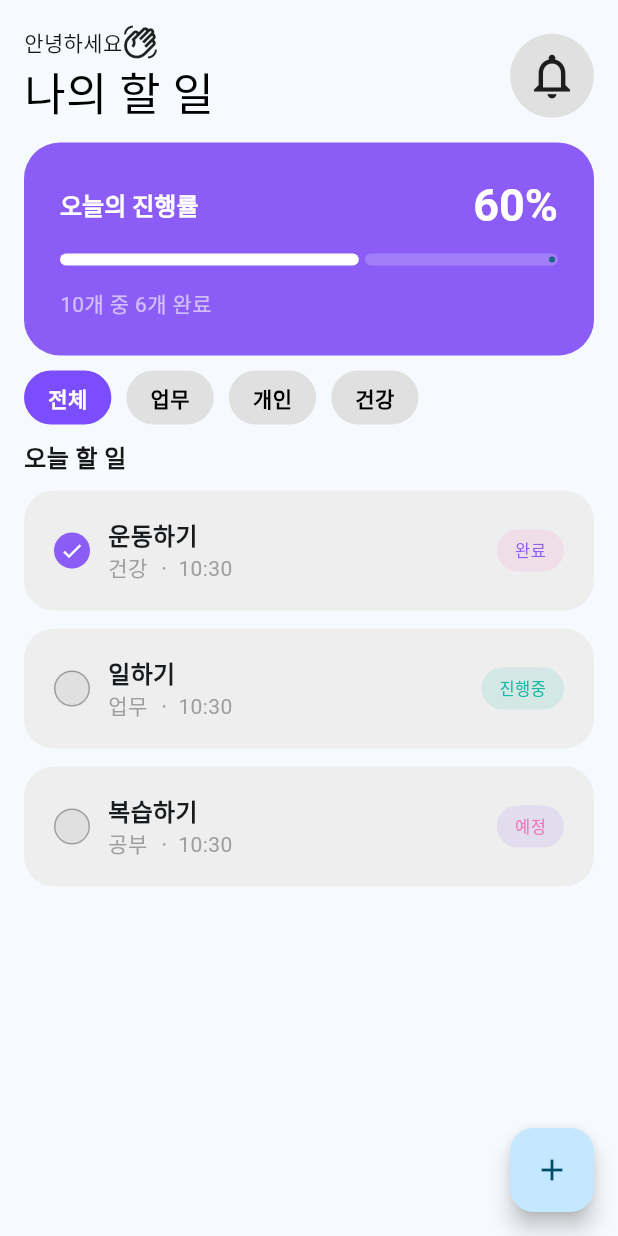
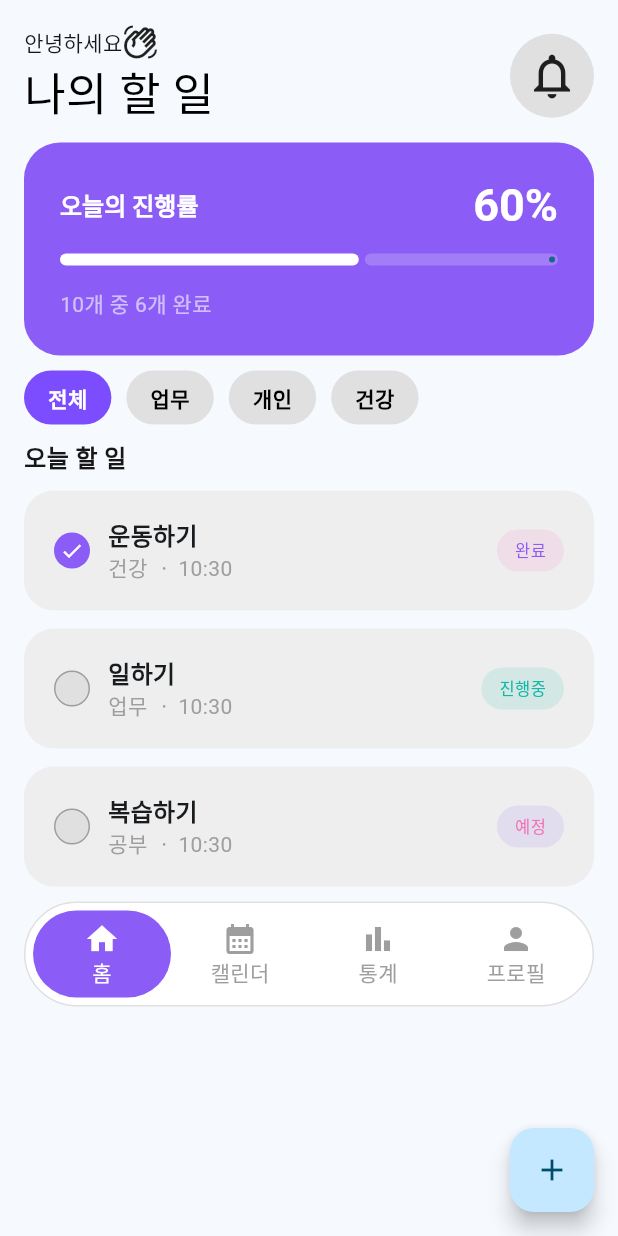
Before and after one commit to kiryud/dl_3_1_flutter, a Flutter app: the screen it shows after launch, on a phone screen of 412 x 824 dp. Run offline on Flutter 3.47's test engine with Material 3 defaults, Android fonts, the phone set to English and light mode, and no system bars.

Commit message:
Add : custom bottom navigation 제작 완료 ( 과?제인 완성하기까지 끝 )

```diff
--- /dev/null
+++ b/lib/UI/pages/todo/bottom_navigation/bottom_nevigation.dart
@@ -0,0 +1,57 @@
+import 'package:ex00/UI/pages/todo/bottom_navigation/widget/nav_button.dart';
+import 'package:flutter/material.dart';
+
+class BottomNevigation extends StatefulWidget {
+  const BottomNevigation({super.key});
+
+  @override
+  State<BottomNevigation> createState() => _BottomNevigationState();
+}
+
+class _BottomNevigationState extends State<BottomNevigation> {
+  @override
+  Widget build(BuildContext context) {
+    return Container(
+      height: 70,
+      padding: .all(5),
+      decoration: BoxDecoration(
+        borderRadius: .circular(50),
+        color: Colors.white,
+        border: .all(
+          color: Colors.grey[300]!
+        )
+      ),
+      child: Row(
+        children: [
+          (text: '홈', icon:Icons.home),
+          (text: '캘린더', icon:Icons.calendar_month),
+          (text: '통계', icon:Icons.bar_chart),
+          (text: '프로필', icon:Icons.person),
+        ].map(
+          (e) => Expanded(
+            child: NavButton(
+              selected: '홈' == e.text ? true : false,
+              icon: e.icon,
+              text: e.text
+            )
+          )
+        ).toList(),
+          /*
+          ...List.generate(
+            4,
+           (i) => Expanded(child: Container(
+            height: 70,
+            color: Colors.red,
+           ))
+          )
+          */
+          /*
+          Expanded(child: Container()),
+          Expanded(child: Container()),
+          Expanded(child: Container()),
+          Expanded(child: Container()),
+          */
+      ),
+    );
+  }
+}
--- /dev/null
+++ b/lib/UI/pages/todo/bottom_navigation/widget/nav_button.dart
@@ -0,0 +1,43 @@
+import 'package:ex00/enum/process.dart';
+import 'package:flutter/material.dart';
+
+class NavButton extends StatelessWidget {
+  final bool selected;
+  final String text;
+  final IconData icon;
+  const NavButton({
+    super.key,
+    this.selected = false,
+    required this.text,
+    required this.icon
+  });
+
+  @override
+  Widget build(BuildContext context) {
+    return Container(
+      decoration: BoxDecoration(
+        borderRadius: .circular(50),
+        color: selected ? Process.done.primaryColor : Colors.white,
+      ),
+      child: Column(
+        mainAxisAlignment: .center,
+        crossAxisAlignment: .center,
+        children: [
+          Container(
+            child: Icon(
+              icon,
+              color: selected ? Colors.white : Colors.grey,
+            ),
+          ),
+          Container(
+            child: Text(text,
+              style: TextStyle(
+                color: selected ? Colors.white : Colors.grey,
+              ),
+            ),
+          )
+        ],
+      ),
+    );
+  }
+}
--- a/lib/UI/pages/todo/todo_page.dart
+++ b/lib/UI/pages/todo/todo_page.dart
@@ -1,3 +1,4 @@
+import 'package:ex00/UI/pages/todo/bottom_navigation/bottom_nevigation.dart';
 import 'package:ex00/UI/pages/todo/widget/filter_row.dart';
 import 'package:ex00/UI/pages/todo/widget/title_content.dart';
 import 'package:ex00/UI/pages/todo/widget/progress_card.dart';
@@ -29,6 +30,9 @@ class TodoPage extends StatelessWidget {
               FilterRow(),
               _buildTodoTitle(),
               TodoList(),
+              // Custom Bottom NAvigation
+              BottomNevigation(),
+              // Floating Action Button
             ],
           ),
         ),
```
Also changed, not shown: lib/UI/pages/todo/widget/process_card.dart (deleted).
